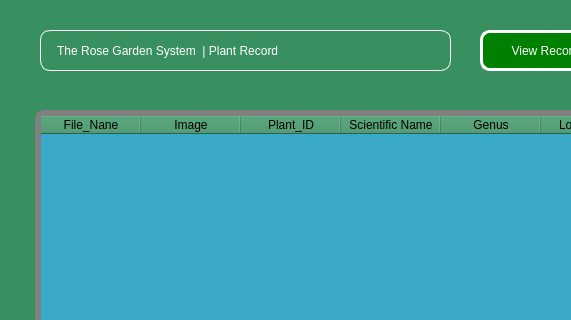
Before: the Qt Designer form viewplants.ui in Rabsoninnora/RoseGardenPlantCareSystem, drawn with Qt 5; both pictures show x 0 to 571 and y 0 to 320 of the 1495 by 741 pixel window.
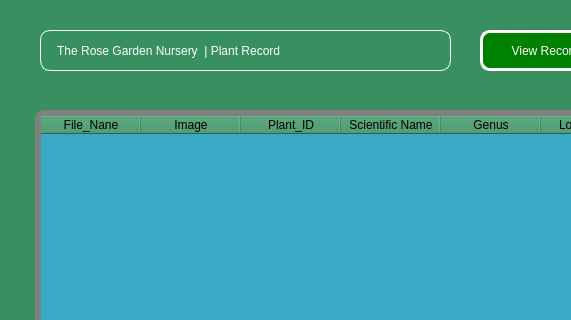
After: the same form once the commit is applied. Icons and pictures are not drawn.

```diff
--- a/viewplants.ui
+++ b/viewplants.ui
@@ -72,7 +72,7 @@
 }</string>
    </property>
    <property name="text">
-    <string> The Rose Garden System  | Plant Record</string>
+    <string> The Rose Garden Nursery  | Plant Record</string>
    </property>
   </widget>
   <widget class="QPushButton" name="DeletePlantsRecord">
```
Left out of the diff: 2 changed lines with no effect on the pictures.
